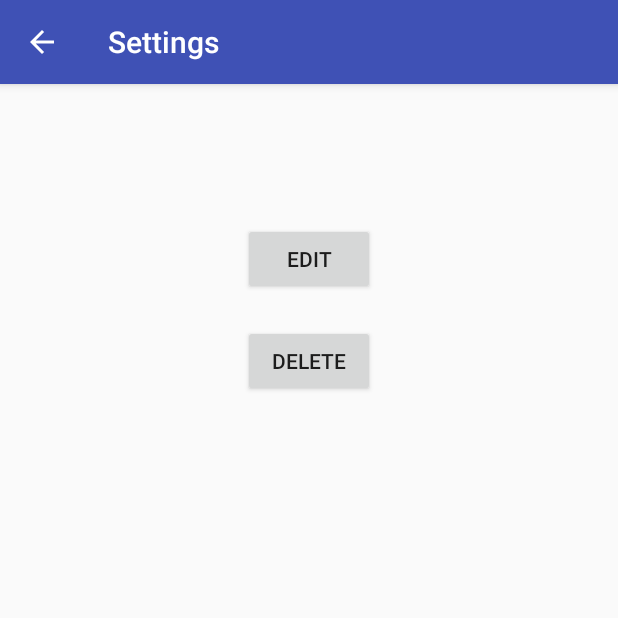
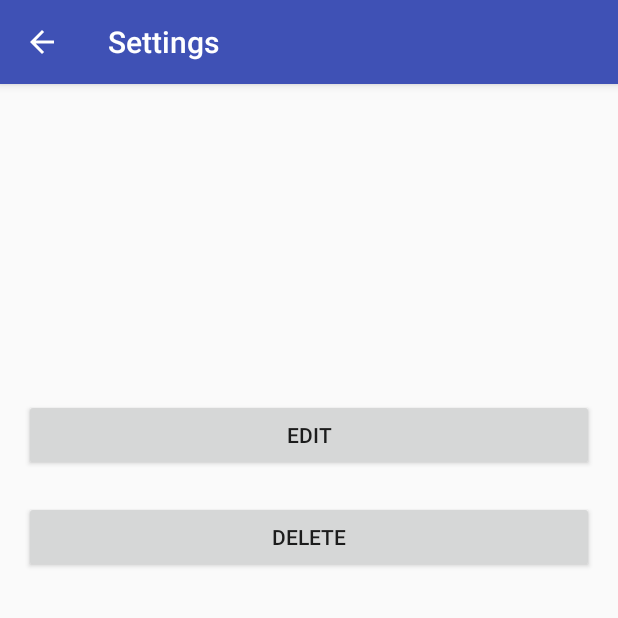
Before and after one commit to bornaivankovic/RASSUS, an Android app: the ThemeActivity screen opened directly, with no data from a screen before it, on a phone screen of 412 x 824 dp, the top half of it. Run offline under Robolectric (Android 15) with nearby library versions, the phone set to English and light mode, and no system bars; 8 statements that could not run were skipped.

Commit message:
Dodana opcija Postanja

```diff
--- a/MyApplication/app/src/main/java/hr/fer/tel/rassus/BrowseActivity.java
+++ b/MyApplication/app/src/main/java/hr/fer/tel/rassus/BrowseActivity.java
@@ -32,9 +32,8 @@ public class BrowseActivity extends AppCompatActivity {
         GetAction getAction= (GetAction) new GetAction(new GetAction.AsyncResponse() {
             @Override
             public void processFinish(String output) {
-                JsonParser parser=new JsonParser(output);
                 ExpandableListView listView=(ExpandableListView) findViewById(R.id.list_view);
-                listView.setAdapter(new MyListAdapter(parser, getApplicationContext()));
+                listView.setAdapter(new MyListAdapter(output, getApplicationContext()));
 
             }
         }).execute("http://"+hostname+"/api/v0.2/projects");
@@ -50,9 +49,8 @@ public class BrowseActivity extends AppCompatActivity {
         GetAction getAction= (GetAction) new GetAction(new GetAction.AsyncResponse() {
             @Override
             public void processFinish(String output) {
-                JsonParser parser=new JsonParser(output);
                 ExpandableListView listView=(ExpandableListView) findViewById(R.id.list_view);
-                listView.setAdapter(new MyListAdapter(parser, getApplicationContext()));
+                listView.setAdapter(new MyListAdapter(output, getApplicationContext()));
 
             }
         }).execute("http://"+hostname+"/api/v0.2/projects");
--- a/MyApplication/app/src/main/java/hr/fer/tel/rassus/BrowseAdminActivity.java
+++ b/MyApplication/app/src/main/java/hr/fer/tel/rassus/BrowseAdminActivity.java
@@ -24,9 +24,8 @@ public class BrowseAdminActivity extends AppCompatActivity {
         GetAction getAction= (GetAction) new GetAction(new GetAction.AsyncResponse() {
             @Override
             public void processFinish(String output) {
-                JsonParser parser=new JsonParser(output);
                 ExpandableListView listView=(ExpandableListView) findViewById(R.id.list_view);
-                listView.setAdapter(new MyListAdapter(parser, getApplicationContext()));
+                listView.setAdapter(new MyListAdapter(output, getApplicationContext()));
             }
         }).execute("http://"+hostname+"/api/v0.2/projects");
     }
@@ -46,9 +45,8 @@ public class BrowseAdminActivity extends AppCompatActivity {
         GetAction getAction= (GetAction) new GetAction(new GetAction.AsyncResponse() {
             @Override
             public void processFinish(String output) {
-                JsonParser parser=new JsonParser(output);
                 ExpandableListView listView=(ExpandableListView) findViewById(R.id.list_view);
-                listView.setAdapter(new MyListAdapter(parser, getApplicationContext()));
+                listView.setAdapter(new MyListAdapter(output, getApplicationContext()));
 
             }
         }).execute("http://"+hostname+"/api/v0.2/projects");
--- a/MyApplication/app/src/main/java/hr/fer/tel/rassus/ThemeActivity.java
+++ b/MyApplication/app/src/main/java/hr/fer/tel/rassus/ThemeActivity.java
@@ -19,6 +19,7 @@ import java.util.HashMap;
 public class ThemeActivity extends AppCompatActivity {
     private HashMap<String, String> theme = new HashMap<String, String>();
     private JSONObject object;
+    private String id;
 
     @Override
     protected void onCreate(Bundle savedInstanceState) {
@@ -28,18 +29,22 @@ public class ThemeActivity extends AppCompatActivity {
         this.theme = (HashMap<String, String>) getIntent().getSerializableExtra("map");
         try {
             object = new JSONObject(getIntent().getStringExtra("object"));
+            TextView themeTitle = (TextView) findViewById(R.id.theme_title);
+            TextView themeDescription = (TextView) findViewById(R.id.theme_description);
+            TextView themeMentor = (TextView) findViewById(R.id.theme_mentor);
+            TextView themeSize = (TextView) findViewById(R.id.theme_size);
+            TextView themeTaken = (TextView) findViewById(R.id.theme_taken);
+            TextView themeTeam = (TextView) findViewById(R.id.theme_team);
+            themeTitle.setText(object.getString("title"));
+            themeDescription.setText(object.getString("description"));
+            themeMentor.setText(object.getString("mentor"));
+            themeSize.setText(object.getString("size"));
+            themeTaken.setText(object.getString("taken"));
+            themeTeam.setText(object.getString("team"));
+            id = object.getString("id");
         } catch (JSONException e) {
             e.printStackTrace();
         }
-
-        TextView textView = (TextView) findViewById(R.id.theme_title);
-        TextView textView1 = (TextView) findViewById(R.id.theme_description);
-        textView.setText(theme.get("title"));
-        String desc = "";
-        for(String str : theme.keySet()) {
-            desc += str + ":\n" + theme.get(str) + "\n\n";
-        }
-        textView1.setText(desc);
     }
 
     public void edit(View view) {
@@ -60,6 +65,6 @@ public class ThemeActivity extends AppCompatActivity {
             public void processFinish(String output) {
                 finish();
             }
-        }).execute("http://" + hostname + "/api/v0.2/projects/" + theme.get("id"), email, password);
+        }).execute("http://" + hostname + "/api/v0.2/projects/" + id, email, password);
     }
 }
--- a/MyApplication/app/src/main/res/layout/activity_theme.xml
+++ b/MyApplication/app/src/main/res/layout/activity_theme.xml
@@ -32,19 +32,51 @@
             android:layout_marginTop="10dp"
             android:id="@+id/theme_description" />
 
+        <TextView
+            android:layout_width="match_parent"
+            android:layout_height="wrap_content"
+            android:layout_marginTop="10dp"
+            android:id="@+id/theme_mentor"
+            android:layout_below="@+id/theme_description"
+            android:layout_centerHorizontal="true" />
+
+        <TextView
+            android:layout_width="match_parent"
+            android:layout_height="wrap_content"
+            android:layout_below="@+id/theme_mentor"
+            android:layout_centerHorizontal="true"
+            android:layout_marginTop="10dp"
+            android:id="@+id/theme_size" />
+
+        <TextView
+            android:layout_width="match_parent"
+            android:layout_height="wrap_content"
+            android:id="@+id/theme_taken"
+            android:layout_below="@+id/theme_size"
+            android:layout_centerHorizontal="true"
+            android:layout_marginTop="10dp" />
+
+        <TextView
+            android:layout_width="match_parent"
+            android:layout_height="wrap_content"
+            android:layout_below="@+id/theme_taken"
+            android:layout_centerHorizontal="true"
+            android:layout_marginTop="10dp"
+            android:id="@+id/theme_team" />
+
         <Button
             android:text="@string/edit_button"
-            android:layout_width="wrap_content"
+            android:layout_width="match_parent"
             android:layout_height="wrap_content"
             android:id="@+id/edit_button"
             android:layout_marginTop="20dp"
-            android:layout_below="@+id/theme_description"
-            android:layout_centerHorizontal="true"
-            android:onClick="edit"/>
+            android:onClick="edit"
+            android:layout_below="@+id/theme_team"
+            android:layout_centerHorizontal="true" />
 
         <Button
             android:text="@string/delete_button"
-            android:layout_width="wrap_content"
+            android:layout_width="match_parent"
             android:layout_height="wrap_content"
             android:layout_below="@+id/edit_button"
             android:layout_alignLeft="@+id/edit_button"
```
Also changed, not shown: MyApplication/app/src/main/java/hr/fer/tel/rassus/MyListAdapter.java (+11 -5 lines).
